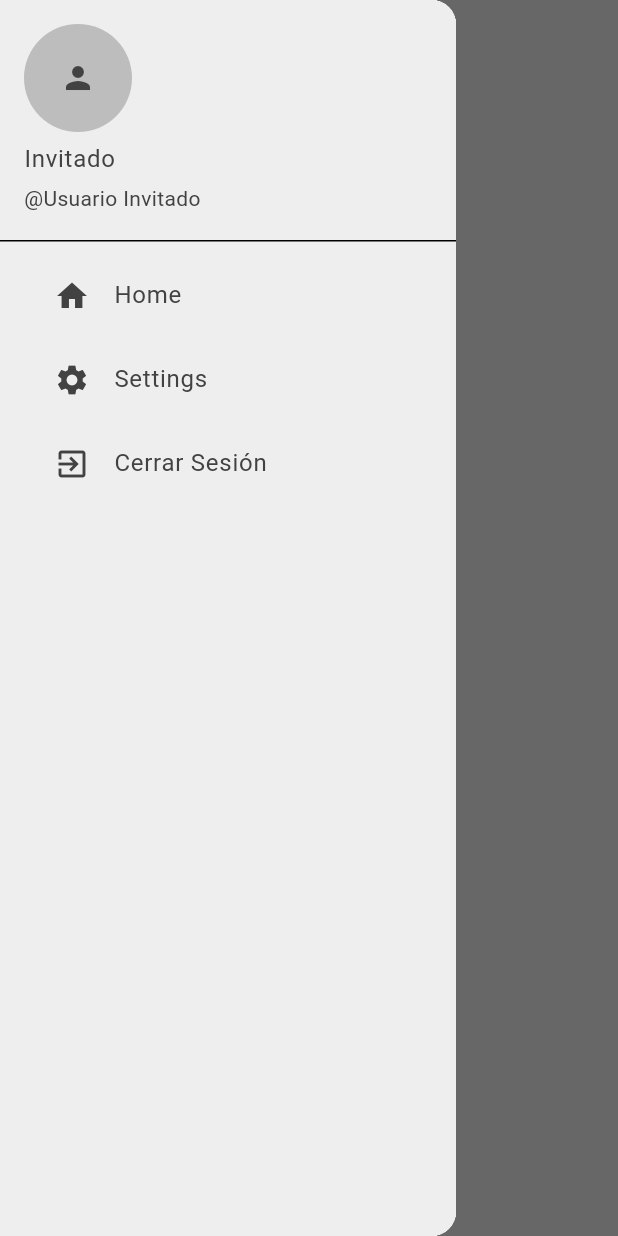
After one commit to Wences69/Examen_psp_pmdm, a Flutter app: the HomeView screen opened by its route, with the side drawer open, on a phone screen of 412 x 824 dp. The commit adds this screen. Run offline on Flutter 3.47's test engine with Material 3 defaults, Android fonts, the phone set to English and light mode, and no system bars; our stand-ins replace firebase_auth, firebase_core; accounts and stored records are empty; generated files the repository leaves out were written again.

Commit message:
PSP & PMDM: P2) Creación de un drawer personalizado en el homeview con tres tres opciones, ir a homeview (simplemente cierra el drawer), ir a ajustes (queda por crear esta pantalla) y cerrar sesion que primero cierra sesion en firebase (metodo definido en firebaseadimin) y despues lleva al login

```diff
--- /dev/null
+++ b/lib/CustomViews/CustomDrawer.dart
@@ -0,0 +1,101 @@
+import 'package:flutter/material.dart';
+
+class CustomDrawer extends StatelessWidget {
+  final List<Widget> children;
+  final String sName;
+  final String sUsername;
+
+  void Function(int indice)? fOnItemTap;
+
+  CustomDrawer({
+    Key? key,
+    required this.fOnItemTap,
+    this.children = const [],
+    this.sName="Invitado",
+    this.sUsername="Usuario Invitado"
+  }) : super(key: key);
+
+  @override
+  Widget build(BuildContext context) {
+    return Drawer(
+      child: Container(
+        color: Theme.of(context).colorScheme.primary,
+        child: ListView(
+          padding: EdgeInsets.zero,
+          children: <Widget>[
+            UserAccountsDrawerHeader(
+              accountName: Text(sName,
+                  style: TextStyle(
+                      color: Theme.of(context).colorScheme.inversePrimary
+                  )
+              ),
+              accountEmail: Text('@$sUsername',
+                  style: TextStyle(
+                      color: Theme.of(context).colorScheme.inversePrimary
+                  )
+              ),
+              currentAccountPicture: CircleAvatar(
+                child: Icon(
+                  Icons.person,
+                  color: Theme.of(context).colorScheme.inversePrimary,
+                ),
+                backgroundColor: Theme.of(context).colorScheme.secondary,
+              ),
+              decoration: BoxDecoration(
+                color: Theme.of(context).colorScheme.primary,
+              ),
+            ),
+
+            Padding(
+              padding: const EdgeInsets.only(left: 20.0),
+              child: ListTile(
+                  leading: Icon(
+                      Icons.home,
+                      color: Theme.of(context).colorScheme.inversePrimary
+                  ),
+                  title: Text("Home",
+                      style: TextStyle(
+                          color: Theme.of(context).colorScheme.inversePrimary
+                      )
+                  ),
+                  onTap: () => fOnItemTap!(0)
+              ),
+            ),
+
+            Padding(
+              padding: const EdgeInsets.only(left: 20.0),
+              child: ListTile(
+                  leading: Icon(
+                      Icons.settings,
+                      color: Theme.of(context).colorScheme.inversePrimary
+                  ),
+                  title: Text("Settings",
+                      style: TextStyle(
+                          color: Theme.of(context).colorScheme.inversePrimary
+                      )
+                  ),
+                  onTap: () => fOnItemTap!(1)
+              ),
+            ),
+
+            Padding(
+              padding: const EdgeInsets.only(left: 20.0),
+              child: ListTile(
+                  leading: Icon(
+                      Icons.exit_to_app,
+                      color: Theme.of(context).colorScheme.inversePrimary
+                  ),
+                  title: Text('Cerrar Sesión',
+                      style: TextStyle(
+                          color: Theme.of(context).colorScheme.inversePrimary
+                      )
+                  ),
+                  onTap: () => fOnItemTap!(2)
+              ),
+            )
+          ],
+        ),
+      ),
+    );
+  }
+}
--- a/lib/Main/HomeView.dart
+++ b/lib/Main/HomeView.dart
@@ -1,11 +1,38 @@
+import 'package:examen_oscar_rueda/CustomViews/CustomDrawer.dart';
+import 'package:examen_oscar_rueda/Singletone/DataHolder.dart';
+import 'package:firebase_auth/firebase_auth.dart';
 import 'package:flutter/material.dart';
 
+import '../OnBoarding/LoginView.dart';
+
 class HomeView extends StatelessWidget {
+  late BuildContext _context;
+
   @override
   Widget build(BuildContext context) {
+    this._context = context;
     return Scaffold(
-      backgroundColor: Colors.red,
+      backgroundColor: Theme.of(_context).colorScheme.background,
+      appBar: AppBar(
+        title: Text("H O M E"),
+        backgroundColor: Colors.transparent,
+        foregroundColor: Theme.of(_context).colorScheme.inversePrimary,
+        elevation: 0,
+      ),
+      drawer: CustomDrawer(fOnItemTap: homeViewDrawerOnTap),
     );
   }
+  void homeViewDrawerOnTap(int indice) async {
+    if(indice==0){
+      Navigator.pop(_context);
+    }
+    else if(indice==1){
 
+    }
+    else if(indice==2){
+      DataHolder().fbadmin.cerrarSesion();
+      Navigator.of(_context).pushAndRemoveUntil(MaterialPageRoute(builder: (BuildContext context) => LoginView()),
+          ModalRoute.withName('/loginview'));
+    }
+  }
 }
--- a/lib/Modos/DarkMode.dart
+++ b/lib/Modos/DarkMode.dart
@@ -6,7 +6,7 @@ ThemeData DarkMode = ThemeData(
         background: Colors.black,
         primary: Colors.grey.shade900,
         secondary: Colors.grey.shade800,
-        inversePrimary: Colors.grey.shade500
+        inversePrimary: Colors.grey.shade300
     ),
     textTheme: ThemeData.dark().textTheme.apply(
         bodyColor: Colors.grey[300],
--- a/lib/Modos/LightMode.dart
+++ b/lib/Modos/LightMode.dart
@@ -6,7 +6,7 @@ ThemeData LightMode = ThemeData(
     background: Colors.grey.shade300,
     primary: Colors.grey.shade200,
     secondary: Colors.grey.shade400,
-    inversePrimary: Colors.grey.shade500
+    inversePrimary: Colors.grey.shade800
   ),
   textTheme: ThemeData.light().textTheme.apply(
     bodyColor: Colors.grey[800],
--- a/lib/OnBoarding/LoginView.dart
+++ b/lib/OnBoarding/LoginView.dart
@@ -108,9 +108,15 @@ class _LoginViewState extends State<LoginView> {
       CustomSnackbar(sMensaje: errorMessage).show(context);
     }
 
-    else if(errorMessage.isEmpty) {
-      DataHolder().fbadmin.iniciarSesion(email, password);
-      Navigator.of(context).popAndPushNamed("/homeview");
+    else if (errorMessage.isEmpty) {
+      Future<String?> result = DataHolder().fbadmin.iniciarSesion(tecEmail.text, tecPasswd.text);
+      result.then((mensajeError) {
+        if (mensajeError == null || mensajeError.isEmpty) {
+          Navigator.of(context).popAndPushNamed("/homeview");
+        } else {
+          CustomSnackbar(sMensaje: mensajeError).show(context);
+        }
+      });
     }
   }
 
--- a/lib/Singletone/FirebaseAdmin.dart
+++ b/lib/Singletone/FirebaseAdmin.dart
@@ -29,6 +29,7 @@ class FirebaseAdmin {
         // Contraseña incorrecta
         errorMessage ='Contraseña incorrecta proporcionada para ese correo electrónico.';
       }
+      return errorMessage;
     }
   }
 
@@ -56,4 +57,8 @@ class FirebaseAdmin {
     }
     return errorMessage;
   }
+
+  void cerrarSesion() async {
+    await FirebaseAuth.instance.signOut();
+  }
 }
```
